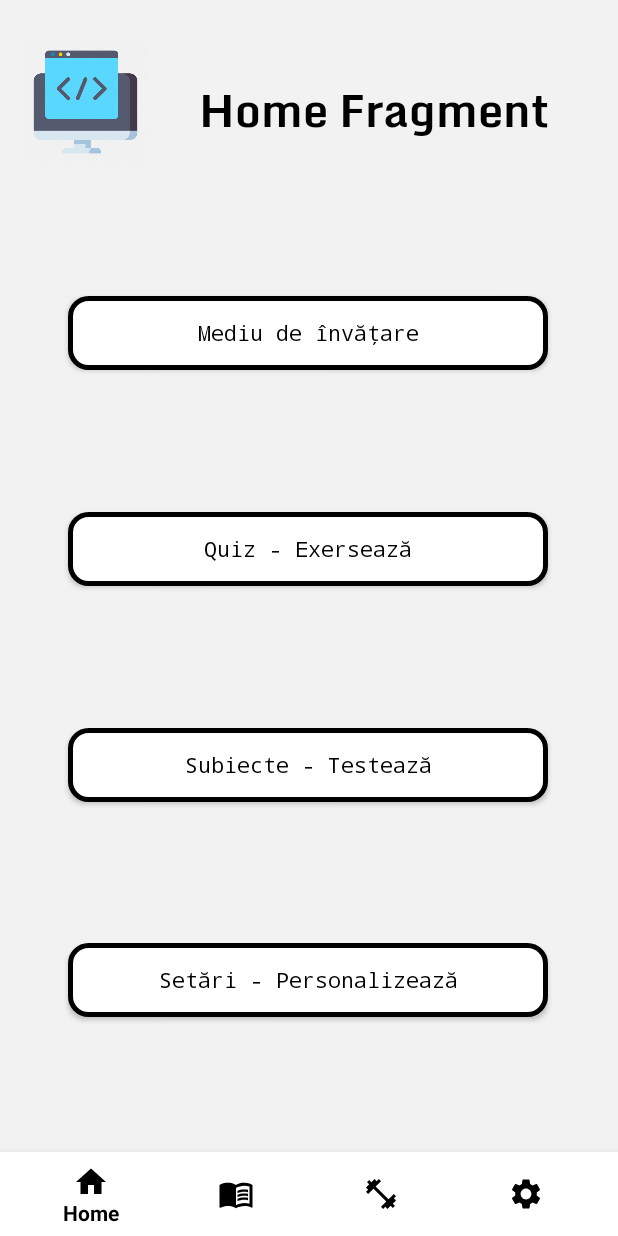
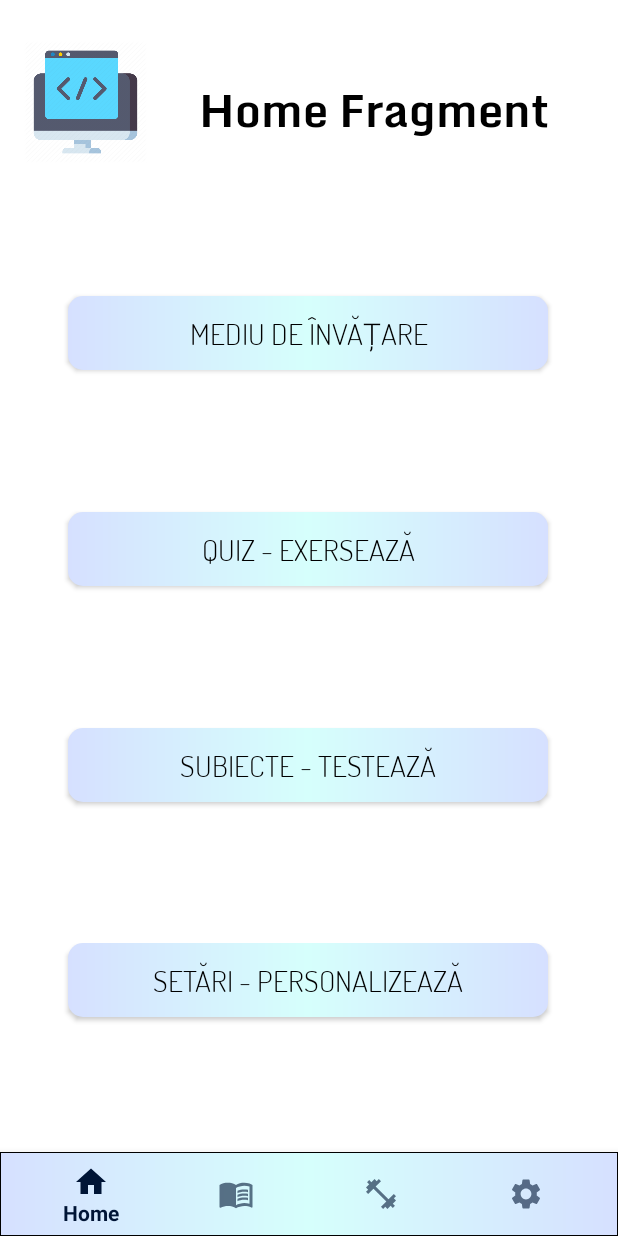
Before and after one commit to mariusionut03/InformaticaBacAPP, an Android app: the screen it shows after launch (MainActivity), on a phone screen of 412 x 824 dp. Run offline under Robolectric (Android 15) with nearby library versions, the phone set to English and light mode, and no system bars.

Commit message:
Update v0.012 (!)
1. Renamed all icons to 'ic_name' format.
2. Added a lot of style files for buttons, backgrounds and more.
3. 'MainActivity.java' sets the backgrounds and styles for bottom menu and frame container when started.
4. Settings theme switch refreshes the MainActivity, so the styles are updated in real time.
5. Other small styles like buttons fontFamily / colors; menu colors etc.

```diff
--- a/app/src/main/java/com/example/myapplication/HomeFragment.java
+++ b/app/src/main/java/com/example/myapplication/HomeFragment.java
@@ -15,6 +15,8 @@ import androidx.fragment.app.FragmentManager;
 
 public class HomeFragment extends Fragment {
     private Button learnButton, settingsButton;
+    public static final String SHARED_PREFS = "sharedPrefs";
+    public static final String THEME = "switchTheme";
 
     @Nullable
     @Override
@@ -25,16 +27,15 @@ public class HomeFragment extends Fragment {
         learnButton = (Button) view.findViewById(R.id.buttonLearn);
         learnButton.setOnClickListener(v -> learnButtonFunction());
         settingsButton = (Button) view.findViewById(R.id.buttonSettings);
-        settingsButton.setOnClickListener(new View.OnClickListener() {
-            @Override
-            public void onClick(View v) {
-                SettingsFragment settingsFragment = new SettingsFragment();
-                FragmentManager manager = getParentFragmentManager();
-                manager.beginTransaction().replace(R.id.fragment_container, settingsFragment, settingsFragment.getTag()).commit();
-            }
+        settingsButton.setOnClickListener(v -> {
+            SettingsFragment settingsFragment = new SettingsFragment();
+            FragmentManager manager = getParentFragmentManager();
+            manager.beginTransaction().replace(R.id.fragment_container, settingsFragment, settingsFragment.getTag()).commit();
         });
+
+
+
         return view;
-
     }
 
     public void learnButtonFunction() {
--- a/app/src/main/java/com/example/myapplication/MainActivity.java
+++ b/app/src/main/java/com/example/myapplication/MainActivity.java
@@ -2,26 +2,60 @@ package com.example.myapplication;
 
 import androidx.annotation.NonNull;
 import androidx.appcompat.app.AppCompatActivity;
+import androidx.core.content.ContextCompat;
 import androidx.fragment.app.Fragment;
+import androidx.fragment.app.FragmentManager;
 
+import android.content.Intent;
+import android.content.SharedPreferences;
+import android.content.res.ColorStateList;
+import android.graphics.Color;
+import android.graphics.drawable.GradientDrawable;
 import android.os.Bundle;
 import android.view.MenuItem;
+import android.view.View;
+import android.widget.FrameLayout;
 
 import com.google.android.material.bottomnavigation.BottomNavigationView;
 
 public class MainActivity extends AppCompatActivity {
+
+    public static final String SHARED_PREFS = "sharedPrefs";
+    public static final String THEME = "switchTheme";
+    public static final String REFRESH = "refreshTheme";
+    public boolean theme;
+    public FrameLayout frameLayout;
+    public BottomNavigationView bottomNav;
+    public boolean appRefreshTheme;
 
     @Override
     protected void onCreate(Bundle savedInstanceState) {
         super.onCreate(savedInstanceState);
         setContentView(R.layout.activity_main);
 
-        BottomNavigationView bottomNav = findViewById(R.id.bottom_navigation);
+        frameLayout = findViewById(R.id.fragment_container);
+        bottomNav = findViewById(R.id.bottom_navigation);
         bottomNav.setOnNavigationItemSelectedListener(navListener);
 
-        getSupportFragmentManager().beginTransaction().replace(R.id.fragment_container,
-                new HomeFragment()).commit();
 
+        SharedPreferences sharedPreferences = getSharedPreferences(SHARED_PREFS, MODE_PRIVATE);
+        appRefreshTheme = sharedPreferences.getBoolean(REFRESH, false);
+
+        if(appRefreshTheme == true)
+        {
+            SharedPreferences.Editor editor = sharedPreferences.edit();
+            editor.putBoolean(REFRESH, false);
+            editor.apply();
+            SettingsFragment settingsFragment = new SettingsFragment();
+            FragmentManager manager = getSupportFragmentManager();
+            manager.beginTransaction().replace(R.id.fragment_container, settingsFragment, settingsFragment.getTag()).commit();
+        }
+        else
+        {
+            getSupportFragmentManager().beginTransaction().replace(R.id.fragment_container,
+                    new HomeFragment()).commit();
+        }
+        LoadDataMainActivity();
     }
 
     private BottomNavigationView.OnNavigationItemSelectedListener navListener =
@@ -50,4 +84,26 @@ public class MainActivity extends AppCompatActivity {
                     return true;
                 }
             };
+
+    public void LoadDataMainActivity()
+    {
+        SharedPreferences sharedPreferences = getSharedPreferences(SHARED_PREFS, MODE_PRIVATE);
+        theme = sharedPreferences.getBoolean(THEME, false);
+
+        if(theme == false)
+        {
+
+        }
+        else
+        {
+            frameLayout.setBackgroundResource(R.drawable.style_bg_menu_dark);
+            bottomNav.setBackgroundResource(R.drawable.style_bg_menu_dark);
+            bottomNav.setItemIconTintList(ContextCompat.getColorStateList(this, R.color.colors_menu_dark));
+            bottomNav.setItemTextColor(ContextCompat.getColorStateList(this, R.color.colors_menu_dark));
+        }
+    }
+
+    public static void refreshApp(AppCompatActivity appCompatActivity){
+        appCompatActivity.recreate();
+    }
 }
--- /dev/null
+++ b/app/src/main/res/color/colors_menu_dark.xml
@@ -0,0 +1,5 @@
+<?xml version="1.0" encoding="utf-8"?>
+<selector xmlns:android="http://schemas.android.com/apk/res/android">
+    <item android:alpha="1" android:color="#ffffff" android:state_selected="true" />
+    <item android:alpha="0.6" android:color="#ffffff" android:state_selected="false" />
+</selector>
--- /dev/null
+++ b/app/src/main/res/color/colors_menu_light.xml
@@ -0,0 +1,5 @@
+<?xml version="1.0" encoding="utf-8"?>
+<selector xmlns:android="http://schemas.android.com/apk/res/android">
+    <item android:alpha="1" android:color="#001536" android:state_selected="true" />
+    <item android:alpha="0.6" android:color="#001536" android:state_selected="false" />
+</selector>
--- a/app/src/main/res/drawable/buttonblack.xml
+++ b/app/src/main/res/drawable/buttonblack.xml
@@ -1,7 +1,7 @@
 <?xml version="1.0" encoding="utf-8"?>
 <selector xmlns:android="http://schemas.android.com/apk/res/android" >
     <item android:state_pressed="true" >
-        <shape android:shape="rectangle"  >
+       <shape android:shape="rectangle"  >
             <corners android:radius="3dip" />
             <stroke android:width="3dp" android:color="#5e7974" />
             <gradient android:angle="-90" android:startColor="#345953" android:endColor="#689a92"  />
--- /dev/null
+++ b/app/src/main/res/drawable/style_bg_light.xml
@@ -0,0 +1,9 @@
+<?xml version="1.0" encoding="utf-8"?>
+<shape xmlns:android="http://schemas.android.com/apk/res/android" android:shape="rectangle">
+    <gradient
+        android:startColor="#d6e0ff"
+        android:centerColor="#d6fffc"
+        android:endColor="#d6e0ff" />
+
+    <corners android:radius="10dp" />
+</shape>
--- /dev/null
+++ b/app/src/main/res/drawable/style_bg_menu_dark.xml
@@ -0,0 +1,9 @@
+<?xml version="1.0" encoding="utf-8"?>
+<shape xmlns:android="http://schemas.android.com/apk/res/android" android:shape="rectangle">
+    <gradient
+        android:startColor="#141e30"
+        android:centerColor="#243b55"
+        android:endColor="#141e30" />
+
+    <stroke android:width="1px" />
+</shape>
--- /dev/null
+++ b/app/src/main/res/drawable/style_bg_menu_light.xml
@@ -0,0 +1,9 @@
+<?xml version="1.0" encoding="utf-8"?>
+<shape xmlns:android="http://schemas.android.com/apk/res/android" android:shape="rectangle">
+    <gradient
+        android:startColor="#d6e0ff"
+        android:centerColor="#d6fffc"
+        android:endColor="#d6e0ff" />
+
+    <stroke android:width="1px" />
+</shape>
--- a/app/src/main/res/layout/activity_main.xml
+++ b/app/src/main/res/layout/activity_main.xml
@@ -4,7 +4,6 @@
     xmlns:tools="http://schemas.android.com/tools"
     android:layout_width="match_parent"
     android:layout_height="match_parent"
-    style="@style/Theme.MyApplication"
     tools:context=".MainActivity">
 
 
@@ -12,6 +11,7 @@
         android:id="@+id/fragment_container"
         android:layout_width="match_parent"
         android:layout_height="match_parent"
+        android:background="#FFFFFF"
         android:layout_above="@id/bottom_navigation"/>
 
     <com.google.android.material.bottomnavigation.BottomNavigationView
@@ -19,9 +19,9 @@
         android:layout_width="match_parent"
         android:layout_height="wrap_content"
         android:layout_alignParentBottom="true"
-        android:background="#FFFFFF"
-        app:itemIconTint="#000000"
-        app:itemTextColor="#000000"
+        android:background="@drawable/style_bg_menu_light"
+        app:itemIconTint="@color/colors_menu_light"
+        app:itemTextColor="@color/colors_menu_light"
         app:menu="@menu/bottom_navigation">
     </com.google.android.material.bottomnavigation.BottomNavigationView>
 
--- a/app/src/main/res/layout/fragment_home.xml
+++ b/app/src/main/res/layout/fragment_home.xml
@@ -22,12 +22,13 @@
 
     <Button
         android:id="@+id/buttonLearn"
-        style="@style/Theme.MyApplication"
         android:layout_width="320dp"
         android:layout_height="49dp"
-        android:background="@drawable/buttonwhite"
-        android:fontFamily="monospace"
+        android:background="@drawable/style_bg_light"
+        android:fontFamily="@font/dosis"
+        android:textSize="20dp"
         android:text="Mediu de învățare"
+        android:textColor="@color/black"
         app:layout_constraintBottom_toBottomOf="parent"
         app:layout_constraintEnd_toEndOf="parent"
         app:layout_constraintHorizontal_bias="0.494"
@@ -40,9 +41,10 @@
         android:layout_width="320dp"
         android:layout_height="49dp"
         android:text="Quiz - Exersează"
-        android:fontFamily="monospace"
-        style="@style/Theme.MyApplication"
-        android:background="@drawable/buttonwhite"
+        android:fontFamily="@font/dosis"
+        android:textSize="20dp"
+        android:background="@drawable/style_bg_light"
+        android:textColor="@color/black"
         app:layout_constraintBottom_toBottomOf="parent"
         app:layout_constraintEnd_toEndOf="parent"
         app:layout_constraintHorizontal_bias="0.494"
@@ -55,9 +57,10 @@
         android:layout_width="320dp"
         android:layout_height="49dp"
         android:text="Subiecte - Testează"
-        android:fontFamily="monospace"
-        style="@style/Theme.MyApplication"
-        android:background="@drawable/buttonwhite"
+        android:fontFamily="@font/dosis"
+        android:textSize="20dp"
+        android:background="@drawable/style_bg_light"
+        android:textColor="@color/black"
         app:layout_constraintBottom_toBottomOf="parent"
         app:layout_constraintEnd_toEndOf="parent"
         app:layout_constraintHorizontal_bias="0.494"
@@ -70,9 +73,10 @@
         android:layout_width="320dp"
         android:layout_height="49dp"
         android:text="Setări - Personalizează"
-        android:fontFamily="monospace"
-        style="@style/Theme.MyApplication"
-        android:background="@drawable/buttonwhite"
+        android:fontFamily="@font/dosis"
+        android:textSize="20dp"
+        android:background="@drawable/style_bg_light"
+        android:textColor="@color/black"
         android:onClick="onSelectFragment"
         app:layout_constraintBottom_toBottomOf="parent"
         app:layout_constraintEnd_toEndOf="parent"
--- a/app/src/main/res/menu/bottom_navigation.xml
+++ b/app/src/main/res/menu/bottom_navigation.xml
@@ -2,19 +2,19 @@
 <menu xmlns:android="http://schemas.android.com/apk/res/android">
     <item
         android:id="@+id/homeNav"
-        android:icon="@drawable/homeblack"
+        android:icon="@drawable/ic_home"
         android:title="Home" />
     <item
         android:id="@+id/learnNav"
-        android:icon="@drawable/bookblack"
+        android:icon="@drawable/ic_book"
         android:title="Learn" />
     <item
         android:id="@+id/practiceNav"
-        android:icon="@drawable/practiceblack"
+        android:icon="@drawable/ic_practice"
         android:title="Practice" />
     <item
         android:id="@+id/settingsNav"
-        android:icon="@drawable/settingsblack"
+        android:icon="@drawable/ic_settings"
         android:title="Settings" />
 
 </menu>
```
Also changed, not shown: app/src/main/java/com/example/myapplication/SettingsFragment.java (+21 -0 lines), app/src/main/res/drawable/style_bg_dark.xml (added, +9 -0 lines), app/src/main/res/values/colors.xml (+16 -2 lines), app/src/main/res/values/themedark.xml (deleted, +0 -17 lines), app/src/main/res/drawable/ic_book.xml (renamed from app/src/main/res/drawable/bookblack.xml), app/src/main/res/drawable/ic_home.xml (renamed from app/src/main/res/drawable/homeblack.xml), app/src/main/res/drawable/ic_practice.xml (renamed from app/src/main/res/drawable/practiceblack.xml), app/src/main/res/drawable/ic_settings.xml (renamed from app/src/main/res/drawable/settingsblack.xml).
